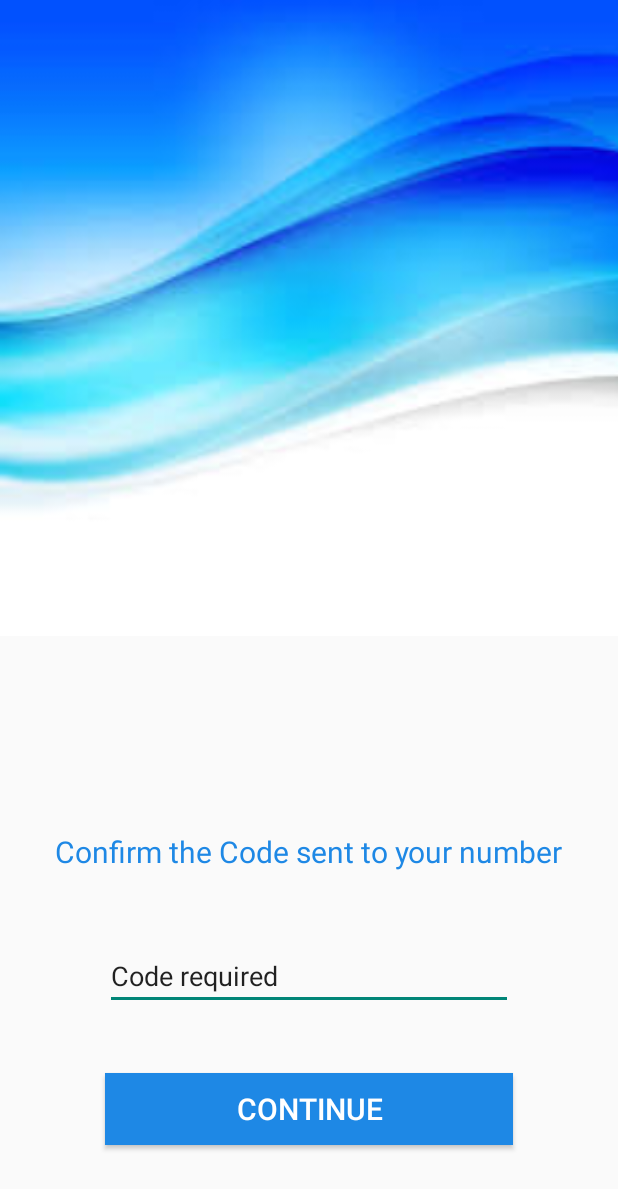
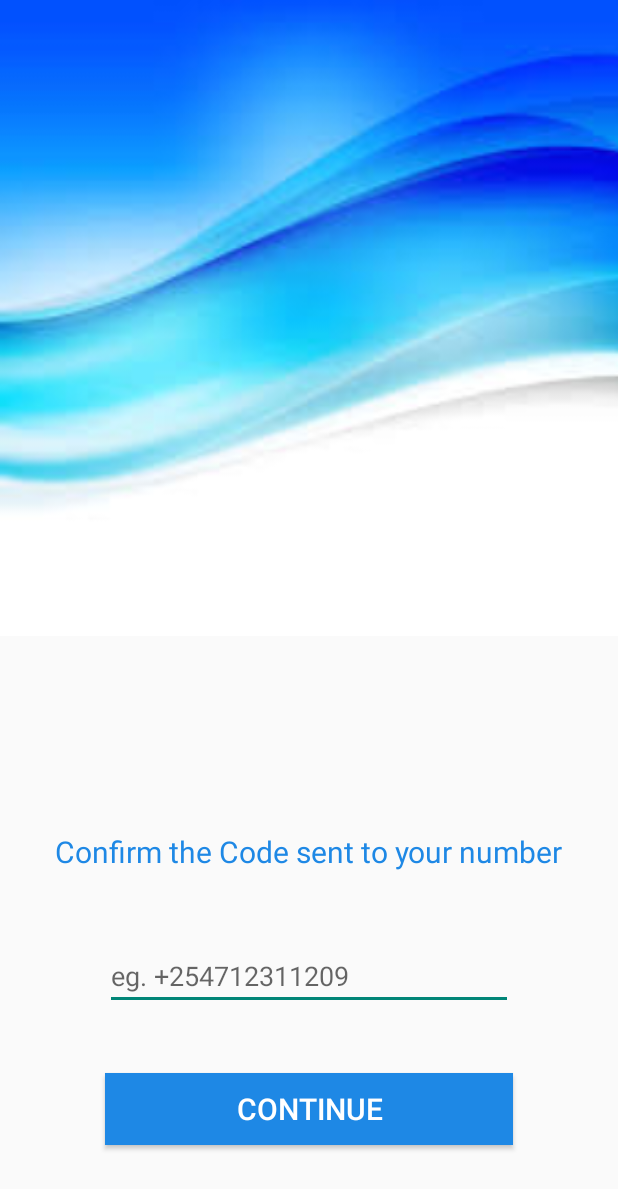
Before and after one commit to Harry-Kuria/Dairy-Milk-Diary, an Android app: the PhoneNumberAuthentication screen opened directly, with no data from a screen before it, on a phone screen of 412 x 824 dp. Shown: the top 1189 px of the screen. Run offline under Robolectric (Android 15) with nearby library versions, the phone set to English and light mode, and no system bars; our stand-ins replace Firebase (no records; nobody signed in at launch, a user with empty details on screens opened directly).

```diff
--- a/app/src/main/java/ultramodern/activity/milkdiary_collector/PhoneNumberAuthentication.java
+++ b/app/src/main/java/ultramodern/activity/milkdiary_collector/PhoneNumberAuthentication.java
@@ -78,24 +78,39 @@ public class PhoneNumberAuthentication extends AppCompatActivity implements View
                 .build();
         PhoneAuthProvider.verifyPhoneNumber(options);
     }
+    // PhoneAuthProvider.getInstance().verifyPhoneNumber(paramString, 60L, TimeUnit.SECONDS, this, this.mCallbacks); }
+
     private void verifyCode(String paramString) { signInWithPhoneAuthCredential(PhoneAuthProvider.getCredential(this.verificationId, paramString)); }
 
+    public void VerifyingInput(View paramView){
+        EditText codeInput = findViewById(R.id.editText2Farmer);
+        if (codeInput.getText().length()==0){
+            codeInput.setError("Code is required!");
+        }
+        else if (codeInput.getText().length()<4){
+            codeInput.setError("Please input a valid code");
+        }
+        else if (codeInput.getText().length()>4 && codeInput.getText().length()<6){
+            codeInput.setError("Please input a valid code");
+        }
+        else {
+            verifyCode(codeInput.getText().toString());
+        }
+
+    }
     public void onClick(View paramView) { verifyCode(this.editText2.getText().toString()); }
 
-    @SuppressLint("SetTextI18n")
+
     protected void onCreate(Bundle paramBundle) {
         super.onCreate(paramBundle);
         setContentView(R.layout.activity_phone_number_authentication);
-        EditText editText = findViewById(R.id.editText2);
-        this.editText2 = editText;
-        if (editText.length() == 0)
-            this.editText2.setText("Code required");
-        Button button = findViewById(R.id.button2);
-        this.button2 = button;
-        button.setOnClickListener(this);
+
         FirebaseAuth firebaseAuth = FirebaseAuth.getInstance();
         this.auth = firebaseAuth;
-        firebaseAuth.setLanguageCode("fr");
+        firebaseAuth.setLanguageCode("en");
         verification(getIntent().getStringExtra("phonenumber"));
+
+
+
     }
 }
--- a/app/src/main/java/ultramodern/activity/milkdiary_collector/PhoneNumberAuthenticationFarmer.java
+++ b/app/src/main/java/ultramodern/activity/milkdiary_collector/PhoneNumberAuthenticationFarmer.java
@@ -29,7 +29,7 @@ public class PhoneNumberAuthenticationFarmer extends AppCompatActivity {
 
         FirebaseAuth firebaseAuth = FirebaseAuth.getInstance();
         this.auth = firebaseAuth;
-        firebaseAuth.setLanguageCode("fr");
+        firebaseAuth.setLanguageCode("en");
         verification(getIntent().getStringExtra("phonenumber"));
     }
     private final PhoneAuthProvider.OnVerificationStateChangedCallbacks mCallbacks = new PhoneAuthProvider.OnVerificationStateChangedCallbacks() {
--- a/app/src/main/res/layout/activity_phone_number_authentication.xml
+++ b/app/src/main/res/layout/activity_phone_number_authentication.xml
@@ -8,5 +8,17 @@
     <EditText android:id="@+id/editText2"
         android:layout_width="fill_parent" android:layout_height="wrap_content" android:layout_marginTop="47.0dip" android:layout_marginBottom="151.0dip" android:hint="eg. +254712311209" android:ems="10" android:inputType="number" android:layout_marginStart="70.0dip" android:layout_marginEnd="70.0dip" app:layout_constraintBottom_toBottomOf="parent" app:layout_constraintEnd_toEndOf="parent" app:layout_constraintStart_toStartOf="parent" app:layout_constraintTop_toBottomOf="@id/textView6" />
     <Button android:textSize="20.0sp" android:textColor="#ffffffff" android:id="@+id/button2"
-        android:background="#ff1e88e5" android:visibility="visible" android:layout_width="fill_parent" android:layout_height="wrap_content" android:layout_marginLeft="70.0dip" android:layout_marginTop="34.0dip" android:layout_marginRight="70.0dip" android:layout_marginBottom="53.0dip" android:text="CONTINUE" android:layout_marginStart="70.0dip" android:layout_marginEnd="70.0dip" app:layout_constraintBottom_toBottomOf="parent" app:layout_constraintEnd_toEndOf="parent" app:layout_constraintStart_toStartOf="parent" app:layout_constraintTop_toBottomOf="@id/editText2" />
+        android:background="#ff1e88e5" android:visibility="visible"
+        android:layout_width="fill_parent"
+        android:layout_height="wrap_content"
+        android:layout_marginLeft="70.0dip"
+        android:layout_marginTop="34.0dip"
+        android:layout_marginRight="70.0dip"
+        android:layout_marginBottom="53.0dip"
+        android:text="CONTINUE"
+        android:layout_marginStart="70.0dip"
+        android:layout_marginEnd="70.0dip"
+        android:onClick="VerifyingInput"
+        app:layout_constraintBottom_toBottomOf="parent"
+        app:layout_constraintEnd_toEndOf="parent" app:layout_constraintStart_toStartOf="parent" app:layout_constraintTop_toBottomOf="@id/editText2" />
 </androidx.constraintlayout.widget.ConstraintLayout>
--- a/app/src/main/res/values/strings.xml
+++ b/app/src/main/res/values/strings.xml
@@ -1,3 +1,3 @@
 <resources>
-    <string name="app_name">MilkDiary_Collector</string>
+    <string name="app_name">Dairy Milk Diary</string>
 </resources>
```
Also changed, not shown: app/src/main/res/layout/activity_launcher.xml (+10 -7 lines), 2 other files.
